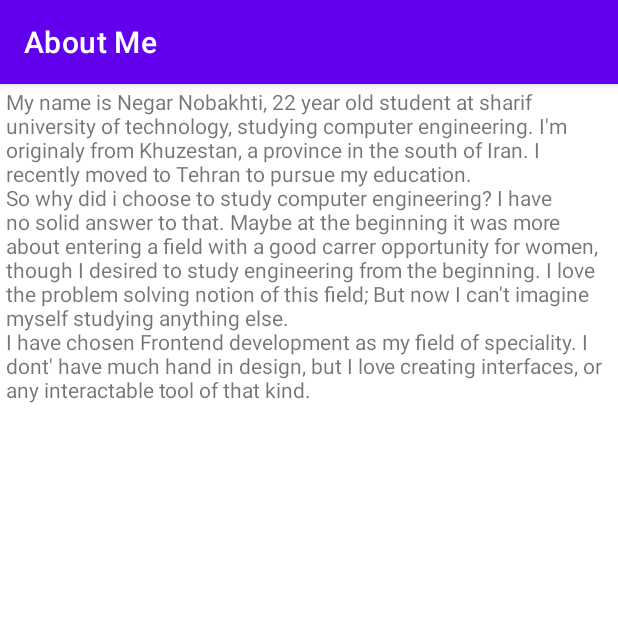
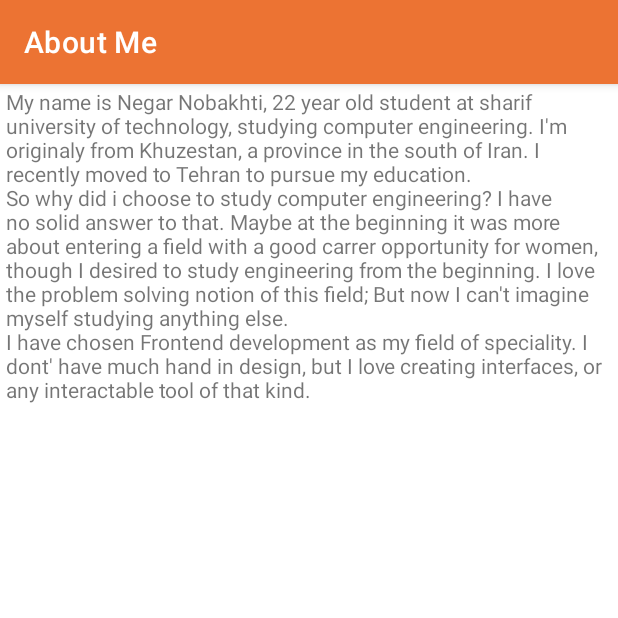
Before and after one commit to Negarnbkhti42/about-me-mobile-programming-HW1, an Android app: the screen it shows after launch (MainActivity), on a phone screen of 412 x 824 dp, the top half of it. Run offline under Robolectric (Android 15) with nearby library versions, the phone set to English and light mode, and no system bars.

Commit message:
Define theme colors

```diff
--- a/app/src/main/res/values/colors.xml
+++ b/app/src/main/res/values/colors.xml
@@ -7,4 +7,6 @@
     <color name="teal_700">#FF018786</color>
     <color name="black">#FF000000</color>
     <color name="white">#FFFFFFFF</color>
+    <color name="orange">#EC7333</color>
+    <color name="red">#FF2C2C</color>
 </resources>
--- a/app/src/main/res/values/themes.xml
+++ b/app/src/main/res/values/themes.xml
@@ -2,8 +2,8 @@
     <!-- Base application theme. -->
     <style name="Theme.AboutMe" parent="Theme.MaterialComponents.DayNight.DarkActionBar">
         <!-- Primary brand color. -->
-        <item name="colorPrimary">@color/purple_500</item>
-        <item name="colorPrimaryVariant">@color/purple_700</item>
+        <item name="colorPrimary">@color/orange</item>
+        <item name="colorPrimaryVariant">@color/red</item>
         <item name="colorOnPrimary">@color/white</item>
         <!-- Secondary brand color. -->
         <item name="colorSecondary">@color/teal_200</item>
```
